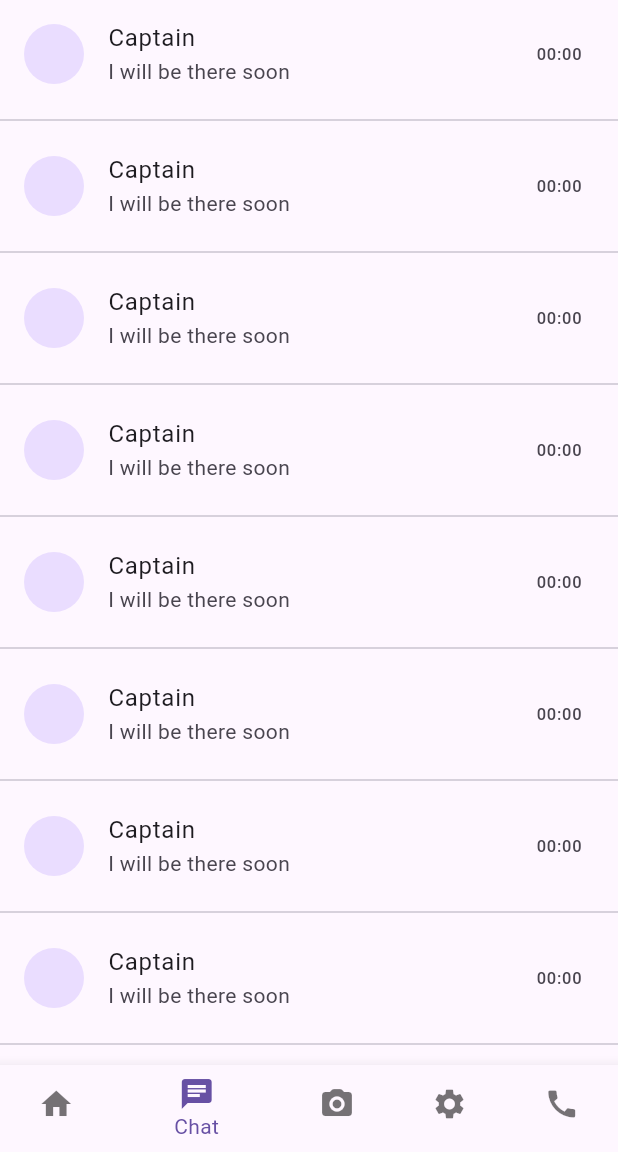
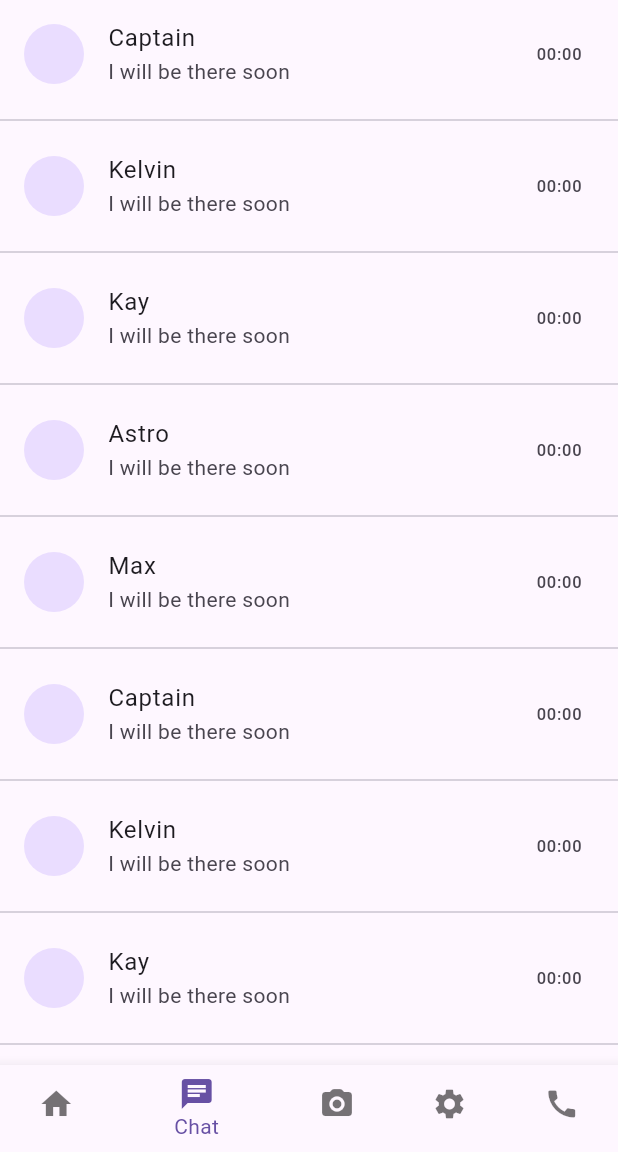
Before and after one commit to Kofi-Astro/decentralized-comm-client, a Flutter app: the screen it shows after launch, item 2 of the bottom bar chosen, on a phone screen of 412 x 824 dp, the part 84-1236 px from its top. Run offline on Flutter 3.47's test engine with Material 3 defaults, Android fonts, the light colour scheme and no system bars; our stand-ins replace chat_bubbles.

```diff
--- a/decentralized_comm_client/lib/main.dart
+++ b/decentralized_comm_client/lib/main.dart
@@ -1,3 +1,5 @@
+import 'package:decentralized_comm_client/pages/chatroom.dart';
+
 import 'pages/dashboard.dart';
 import 'package:flutter/material.dart';
 
@@ -14,6 +16,9 @@ class MyApp extends StatelessWidget {
       debugShowCheckedModeBanner: false,
       theme: ThemeData(primarySwatch: Colors.deepPurple),
       home: Dashboard(),
+      routes: {
+        // '/chatroom': (context)=> ChatRoomPage(name: name)
+      },
     );
   }
 }
--- a/decentralized_comm_client/lib/pages/chat.dart
+++ b/decentralized_comm_client/lib/pages/chat.dart
@@ -1,3 +1,4 @@
+import 'package:decentralized_comm_client/pages/chatroom.dart';
 import 'package:flutter/material.dart';
 
 class ChatPage extends StatelessWidget {
@@ -5,43 +6,54 @@ class ChatPage extends StatelessWidget {
 
   @override
   Widget build(BuildContext context) {
-
-     void onTap() {
-      Navigator.pushNamed(context, '/chatroom');
-    }
-
-    Widget _buildListTile() {
-      return ListTile(
-        leading: CircleAvatar(),
-        title: Text('Captain'),
-        subtitle: Text('I will be there soon'),
-        trailing: Text('00:00'),
-        // onTap: onTap(),
+    void onTap(String name) {
+      // Navigator.pushNamed(context, '/chatroom');
+      Navigator.push(
+        context,
+        MaterialPageRoute(builder: (context) => ChatRoomPage(name: name)),
       );
     }
 
+    Widget _buildListTile(String username) {
+      return Column(
+        children: [
+          ListTile(
+            leading: CircleAvatar(),
+            title: Text(username),
+            subtitle: Text('I will be there soon'),
+            trailing: Text('00:00'),
+            // onTap: onTap(username),
+            onTap: () {
+              Navigator.push(
+                context,
+                MaterialPageRoute(
+                  builder: (context) => ChatRoomPage(name: username),
+                ),
+              );
+            },
+          ),
+          Divider(),
+        ],
+      );
+    }
 
     return ListView(
       children: [
-        _buildListTile(),
-        Divider(),
-        _buildListTile(),
-        Divider(),
-        _buildListTile(),
-        Divider(),
-        _buildListTile(),
-        Divider(),
-        _buildListTile(),
-        Divider(),
-        _buildListTile(),
-        Divider(),
-        _buildListTile(),
-        Divider(),
-        _buildListTile(),
-        Divider(),
-        _buildListTile(),
-        Divider(),
-        _buildListTile(),
+        _buildListTile('Captain'),
+        _buildListTile('Kelvin'),
+        _buildListTile('Kay'),
+        _buildListTile('Astro'),
+        _buildListTile('Max'),
+        _buildListTile('Captain'),
+        _buildListTile('Kelvin'),
+        _buildListTile('Kay'),
+        _buildListTile('Astro'),
+        _buildListTile('Max'),
+        _buildListTile('Captain'),
+        _buildListTile('Kelvin'),
+        _buildListTile('Kay'),
+        _buildListTile('Astro'),
+        _buildListTile('Max'),
       ],
     );
   }
```
Also changed, not shown: decentralized_comm_client/lib/pages/chatroom.dart (+113 -1 lines), decentralized_comm_client/lib/widgets/message_bubble.dart (added, +11 -0 lines), decentralized_comm_client/pubspec.yaml (+4 -4 lines), decentralized_comm_client/assets/images/anime.jpeg (added), decentralized_comm_client/pubspec.lock.
